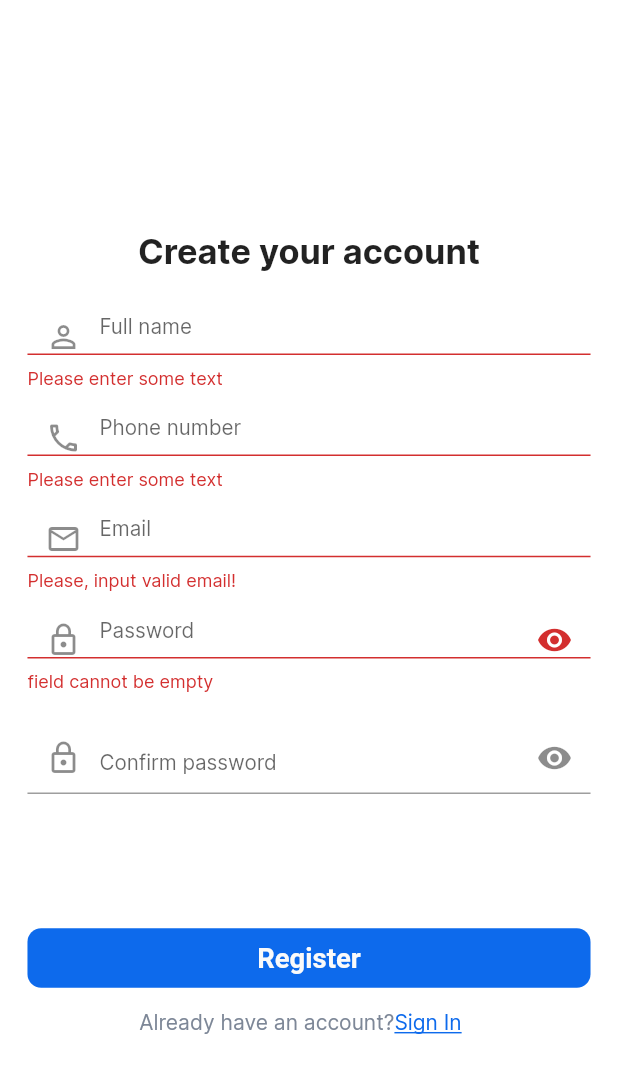
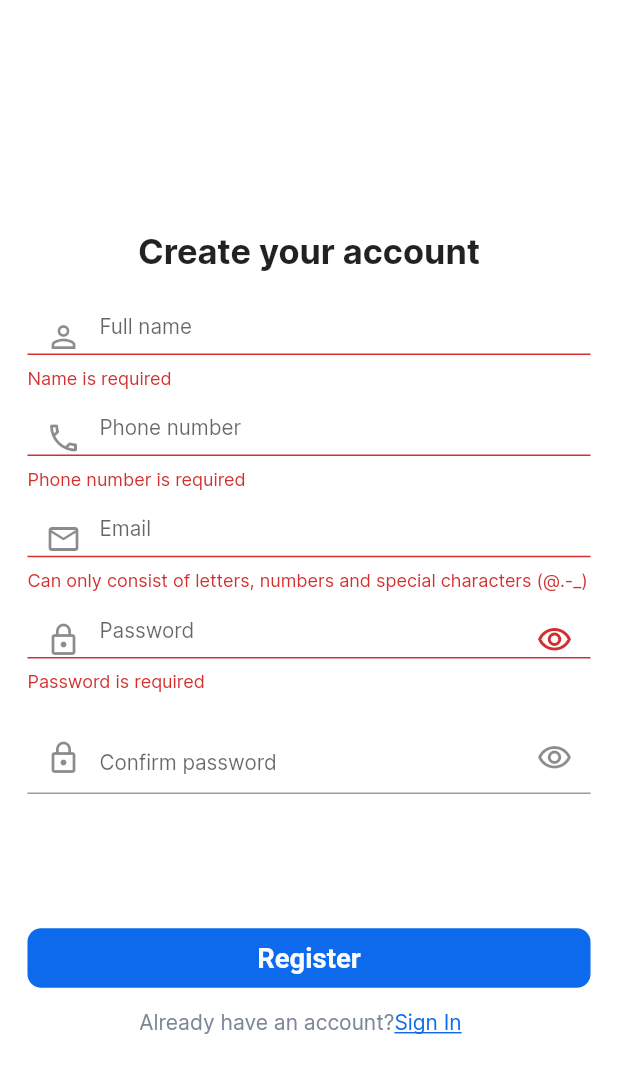
Before and after one commit to Office-Booking-Capstone-Kelompok-8/Office-Booking-Flutter, a Flutter app: the RegisterPage screen opened by its route, after a tap on "Register", on a phone screen of 412 x 824 dp. Shown: the top 1073 px of the screen. Run offline on Flutter 3.47's test engine with Material 2 defaults, Android fonts, the phone set to English and light mode, and no system bars; our stand-ins replace dio, flutter_screenutil, flutter_smart_dialog, shared_preferences; accounts and stored records are empty; network calls fail.

Commit message:
add otp, verfy otp and reset password

```diff
--- a/lib/main.dart
+++ b/lib/main.dart
@@ -8,6 +8,9 @@ import 'package:office_booking_app/provider/login_provider.dart';
 import 'package:office_booking_app/provider/user_provider.dart';
 import 'package:office_booking_app/screen/building/building_detail_page.dart';
 import 'package:office_booking_app/screen/edit_profile/edit_profile_page.dart';
+import 'package:office_booking_app/screen/login/forgot_password.dart';
+import 'package:office_booking_app/screen/login/send_otp.dart';
+import 'package:office_booking_app/screen/login/verify_otp.dart';
 import 'package:office_booking_app/screen/navbar/order_page.dart';
 import 'package:office_booking_app/screen/onboard/onboard_page.dart';
 import 'package:office_booking_app/screen/order/order_detail_page.dart';
@@ -68,6 +71,9 @@ class MyApp extends StatelessWidget {
             '/building-detail': (context) => const BuildingDetail(),
             '/search': (context) => const SearchPage(),
             '/search-result': (context) => const SearchResult(),
+            '/forgot-password': (context) => const ForgotPassword(),
+            '/send-otp': (context) => const SendOtp(),
+            '/verify-otp': (context) => const VerifyOtp(),
           },
           initialRoute: '/onboard',
           theme: ThemeData(
--- a/lib/screen/components/form_component.dart
+++ b/lib/screen/components/form_component.dart
@@ -2,9 +2,10 @@ import 'package:flutter/material.dart';
 import 'package:flutter_screenutil/flutter_screenutil.dart';
 import '../../utils/constant/app_colors.dart';
 
+// ignore: must_be_immutable
 class FormComponent extends StatelessWidget {
-  const FormComponent(
-      {super.key,
+  FormComponent({
+    super.key,
     required this.formHeight,
     required this.formWidth,
     this.controller,
@@ -18,7 +19,8 @@ class FormComponent extends StatelessWidget {
     this.validation,
     this.isSearch,
     this.onPress,
-      this.isForm});
+    this.isForm,
+  });
 
   final double formHeight;
   final double formWidth;
@@ -30,6 +32,7 @@ class FormComponent extends StatelessWidget {
   final bool? isEmail;
   final bool? isSearch;
   final bool? isForm;
+  ValueNotifier<bool> showPassword = ValueNotifier<bool>(true);
 
   final IconData? prefixIcon;
   final String? hint;
@@ -38,6 +41,9 @@ class FormComponent extends StatelessWidget {
 
   @override
   Widget build(BuildContext context) {
+    return ValueListenableBuilder(
+        valueListenable: showPassword,
+        builder: (context, value, _) {
           return SizedBox(
             height: formHeight,
             width: formWidth,
@@ -60,11 +66,12 @@ class FormComponent extends StatelessWidget {
                   : isEmail == true
                       ? TextInputType.emailAddress
                       : TextInputType.text,
-        obscureText: isPassword != null ? isPassword! : false,
+              obscureText: value,
               decoration: InputDecoration(
                   prefix: Padding(
                       padding: EdgeInsets.symmetric(
-                    horizontal: isAuth == true ? 0.w : 2.w, vertical: 11.h)),
+                          horizontal: isAuth == true ? 0.w : 2.w,
+                          vertical: 11.h)),
                   hintText: isAuth == true
                       ? hint
                       : isSearch == true
@@ -82,11 +89,23 @@ class FormComponent extends StatelessWidget {
                             )
                           : null,
                   hintStyle: TextStyle(fontSize: 12.sp),
-            suffixIcon: isPassword == true
+                  suffixIcon: isPassword == true && value == true
                       ? IconButton(
-                    onPressed: () {},
+                          onPressed: () {
+                            showPassword.value = !value;
+                          },
                           icon: const Icon(
-                      Icons.remove_red_eye,
+                            Icons.visibility_outlined,
+                            size: 24,
+                          ),
+                        )
+                      : isPassword == true && value == false
+                          ? IconButton(
+                              onPressed: () {
+                                showPassword.value = !value;
+                              },
+                              icon: const Icon(
+                                Icons.visibility_off_outlined,
                                 size: 24,
                               ),
                             )
@@ -104,5 +123,6 @@ class FormComponent extends StatelessWidget {
                       : null),
             ),
           );
+        });
   }
 }
--- a/lib/screen/login/login_page.dart
+++ b/lib/screen/login/login_page.dart
@@ -114,8 +114,10 @@ class _LoginPageState extends State<LoginPage> {
                           ")+";
                       final RegExp regExp = RegExp(expression);
                       return !regExp.hasMatch(value!)
-                          ? "Please, input valid email!"
-                          : null;
+                          ? "Can only consist of letters, numbers and special characters (@.-_)"
+                          : value.isEmpty
+                              ? 'email is required'
+                              : null;
                     },
                   ),
                 ),
@@ -131,10 +133,10 @@ class _LoginPageState extends State<LoginPage> {
                     hint: 'Password',
                     validation: (value) {
                       if (value == null || value.isEmpty) {
-                        return 'field cannot be empty';
+                        return 'Password is required';
                       }
                       if (value.length < 8) {
-                        return 'field must be longer than 8 characters';
+                        return '8-20 characters consisting of letters and numbers';
                       } else {
                         return null;
                       }
@@ -147,7 +149,10 @@ class _LoginPageState extends State<LoginPage> {
                     Container(
                       padding: EdgeInsets.only(right: 10.w),
                       child: TextButton(
-                        onPressed: () {},
+                        onPressed: () {
+                          Navigator.pushNamedAndRemoveUntil(
+                              context, '/send-otp', (route) => false);
+                        },
                         child: const Text(
                           'Forgot Password?',
                           style: TextStyle(
--- a/lib/screen/login/register_page.dart
+++ b/lib/screen/login/register_page.dart
@@ -110,6 +110,13 @@ class _RegisterPageState extends State<RegisterPage> {
                     controller: _nameController,
                     prefixIcon: Icons.person_outline,
                     hint: 'Full name',
+                    validation: (value) {
+                      if (value == null || value.isEmpty) {
+                        return 'Name is required';
+                      } else {
+                        return null;
+                      }
+                    },
                   ),
                 ),
                 Container(
@@ -122,6 +129,15 @@ class _RegisterPageState extends State<RegisterPage> {
                     controller: _phoneController,
                     prefixIcon: Icons.phone_outlined,
                     hint: 'Phone number',
+                    validation: (value) {
+                      if (value == null || value.isEmpty) {
+                        return 'Phone number is required';
+                      } else if (int.tryParse(value) == null) {
+                        return 'Phone Number can only consist of numbers';
+                      } else {
+                        return null;
+                      }
+                    },
                   ),
                 ),
                 Container(
@@ -144,8 +160,10 @@ class _RegisterPageState extends State<RegisterPage> {
                           ")+";
                       final RegExp regExp = RegExp(expression);
                       return !regExp.hasMatch(value!)
-                          ? "Please, input valid email!"
-                          : null;
+                          ? "Can only consist of letters, numbers and special characters (@.-_)"
+                          : value.isEmpty
+                              ? 'email is required'
+                              : null;
                     },
                   ),
                 ),
@@ -161,10 +179,10 @@ class _RegisterPageState extends State<RegisterPage> {
                     hint: 'Password',
                     validation: (value) {
                       if (value == null || value.isEmpty) {
-                        return 'field cannot be empty';
+                        return 'Password is required';
                       }
                       if (value.length < 8) {
-                        return 'field must be longer than 8 characters';
+                        return '8-20 characters consisting of letters and numbers';
                       } else {
                         return null;
                       }
@@ -183,7 +201,7 @@ class _RegisterPageState extends State<RegisterPage> {
                     hint: 'Confirm password',
                     validation: (value) {
                       if (value != _passwordController.text) {
-                        return 'Password not match';
+                        return 'Password and password confirmation must be the same';
                       } else {
                         return null;
                       }
```
Also changed, not shown: lib/model/auth/api/auth_api.dart (+40 -0 lines), lib/provider/login_provider.dart (+85 -0 lines), lib/screen/login/forgot_password.dart (added, +116 -0 lines), lib/screen/login/send_otp.dart (added, +123 -0 lines), lib/screen/login/verify_otp.dart (added, +115 -0 lines). Lines whose indentation alone changed are shown as unchanged.
